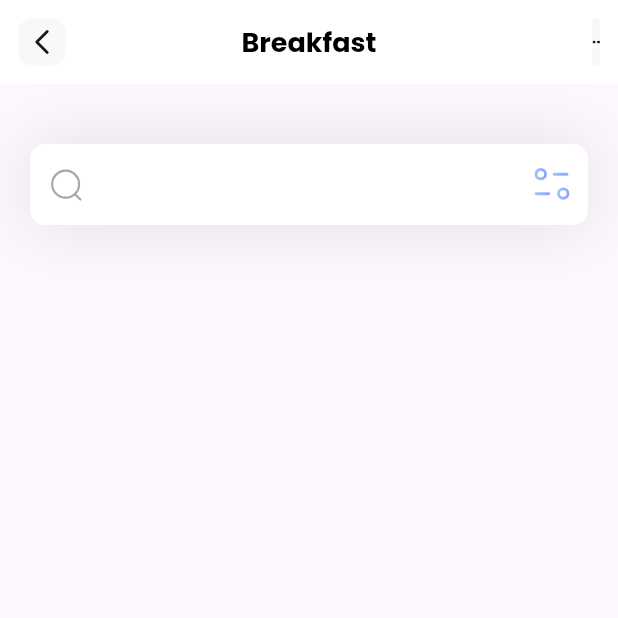
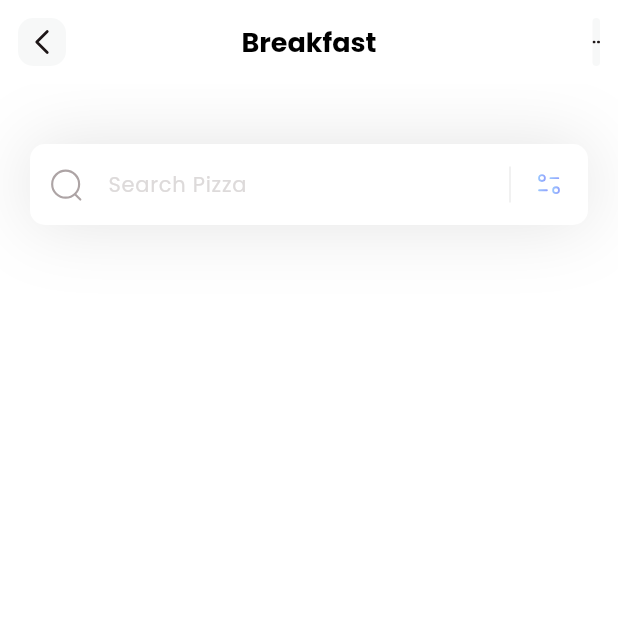
Before and after one commit to furyydev/trell, a Flutter app: the screen it shows after launch, on a phone screen of 412 x 824 dp, the top half of it. Run offline on Flutter 3.47's test engine with Material 3 defaults, Android fonts, the phone set to English and light mode, and no system bars; our stand-ins replace flutter_svg.

Commit message:
Update search bar with filter icon positioning and styling

```diff
--- a/lib/pages/homepage.dart
+++ b/lib/pages/homepage.dart
@@ -9,7 +9,8 @@ class Homepage extends StatelessWidget {
   @override
   Widget build(BuildContext context) {
     return Scaffold(
-      appBar: appBar(),
+      appBar: appBar(), // Upar wala part
+      backgroundColor: Colors.white,
       body: Column(
         children: [
           Container(
@@ -30,13 +31,31 @@ class Homepage extends StatelessWidget {
                 filled: true,
                 fillColor: Colors.white,
                 contentPadding: EdgeInsets.all(15),
+                hintText: 'Search Pizza',
+                hintStyle: TextStyle(color: Color(0xffDDDADA), fontSize: 14),
                 prefixIcon: Padding(
                   padding: const EdgeInsets.all(12),
                   child: SvgPicture.asset('assets/icons/Search.svg'),
                 ),
-                suffixIcon: Padding(
-                  padding: const EdgeInsets.all(8.0),
-                  child: SvgPicture.asset('assets/icons/Filter.svg'),
+                suffixIcon: Container(
+                  width: 100,
+                  child: IntrinsicHeight(
+                    child: Row(
+                      mainAxisAlignment: MainAxisAlignment.end,
+                      children: [
+                        VerticalDivider(
+                          color: const Color.fromARGB(255, 219, 218, 218),
+                          indent: 12,
+                          endIndent: 12,
+                          thickness: 0.5,
+                        ),
+                        Padding(
+                          padding: const EdgeInsets.only(left: 8, right: 16),
+                          child: SvgPicture.asset('assets/icons/Filter.svg'),
+                        ),
+                      ],
+                    ),
+                  ),
                 ),
                 border: OutlineInputBorder(
                   borderRadius: BorderRadius.circular(15),
```
